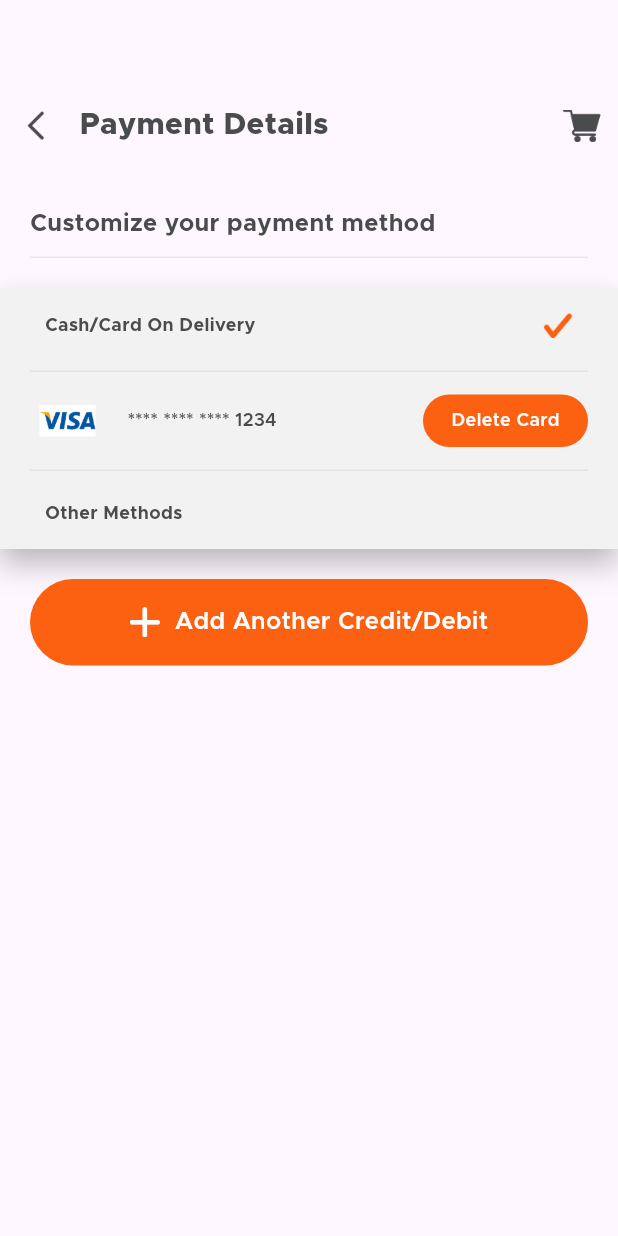
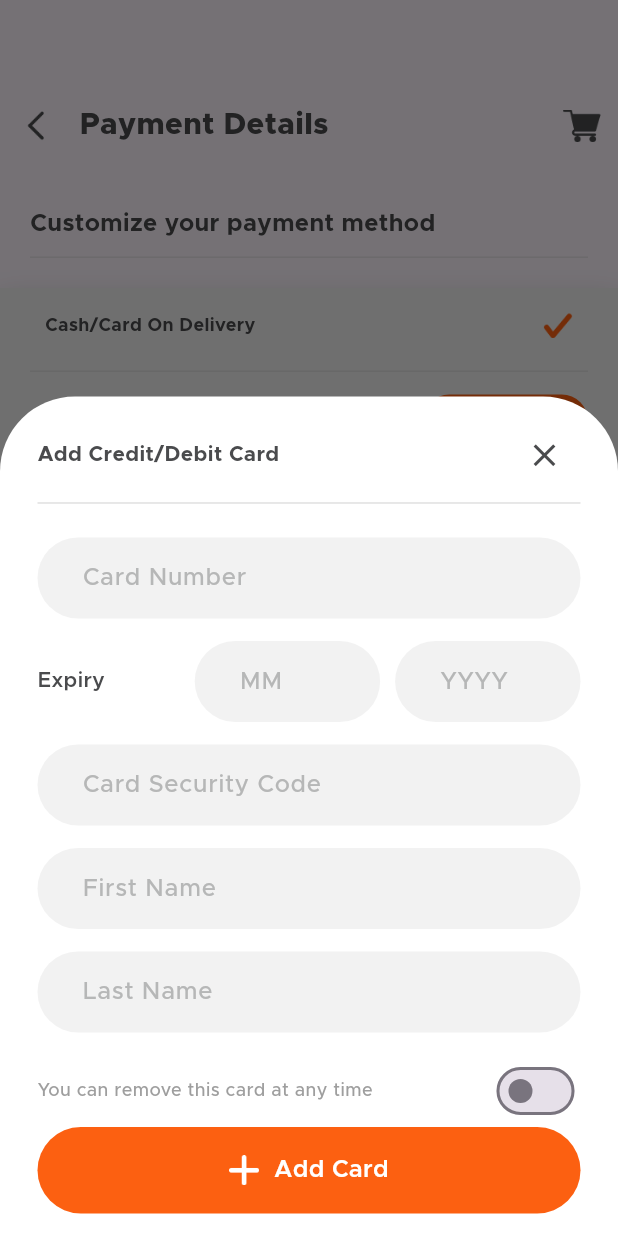
Before and after one commit to Chhila/flutter_food_delivery_app, a Flutter app: the PaymentDetailsView screen opened directly, after a tap on "Add Another Credit/Debit", on a phone screen of 412 x 824 dp. Run offline on Flutter 3.47's test engine with Material 3 defaults, Android fonts, the phone set to English and light mode, and no system bars; our stand-ins replace flutter_rating_bar, image_picker; missing offline and left inert: otp_pin_field.

```diff
--- a/lib/common_widget/round_icon_button.dart
+++ b/lib/common_widget/round_icon_button.dart
@@ -6,7 +6,16 @@ class RoundIconButton extends StatefulWidget {
   final String iconPath;
   final Color? color;
   final double fontSize;
-  const RoundIconButton({super.key, required this.onPressed, required this.text, required this.iconPath, required this.color, this.fontSize = 12});
+  final FontWeight fontWeight;
+  const RoundIconButton({
+    super.key,
+    required this.onPressed,
+    required this.text,
+    required this.iconPath,
+    required this.color,
+    this.fontSize = 12,
+    this.fontWeight = FontWeight.w500,
+  });
 
   @override
   State<RoundIconButton> createState() => _RoundIconButtonState();
@@ -43,7 +52,7 @@ class _RoundIconButtonState extends State<RoundIconButton> {
               style: TextStyle(
                 color: Colors.white,
                 fontSize: widget.fontSize,
-                fontWeight: FontWeight.w600,
+                fontWeight: widget.fontWeight,
               ),
             ),
           ],
--- /dev/null
+++ b/lib/view/more/add_card_view.dart
@@ -0,0 +1,157 @@
+import 'package:flutter/material.dart';
+import 'package:food_delivery_app/common/color_extension.dart';
+import 'package:food_delivery_app/common_widget/round_icon_button.dart';
+import 'package:food_delivery_app/common_widget/round_textfield.dart';
+
+class AddCardView extends StatefulWidget {
+  const AddCardView({super.key});
+
+  @override
+  State<AddCardView> createState() => _AddCardViewState();
+}
+
+class _AddCardViewState extends State<AddCardView> {
+  TextEditingController txtCardNumber = TextEditingController();
+  TextEditingController txtCardMonth = TextEditingController();
+  TextEditingController txtCardYear = TextEditingController();
+  TextEditingController txtCardCode = TextEditingController();
+  TextEditingController txtFirstName = TextEditingController();
+  TextEditingController txtLastName = TextEditingController();
+
+  bool isAnyTime = false;
+
+  @override
+  Widget build(BuildContext context) {
+    var media = MediaQuery.of(context).size;
+    return GestureDetector(
+      onTap: () {
+        FocusScope.of(context).unfocus();
+      },
+      child: Container(
+        width: media.width,
+        padding: EdgeInsets.symmetric(horizontal: 25, vertical: 15),
+        decoration: BoxDecoration(
+          color: Colors.white,
+          borderRadius: BorderRadius.vertical(
+            top: Radius.circular(50),
+          ),
+        ),
+        child: Column(
+          mainAxisSize: MainAxisSize.min,
+          mainAxisAlignment: MainAxisAlignment.end,
+          children: [
+            Row(
+              mainAxisAlignment: MainAxisAlignment.spaceBetween,
+              children: [
+                Text(
+                  "Add Credit/Debit Card",
+                  style: TextStyle(
+                    color: TColor.primaryText,
+                    fontSize: 14,
+                    fontWeight: FontWeight.w700,
+                  ),
+                ),
+                IconButton(
+                  onPressed: () {
+                    Navigator.pop(context);
+                  },
+                  icon: Icon(
+                    Icons.close,
+                    color: TColor.primaryText,
+                    size: 25,
+                  ),
+                )
+              ],
+            ),
+            Divider(color: Colors.grey.shade300),
+            SizedBox(height: 15),
+            RoundTextfield(
+              hintText: "Card Number",
+              controller: txtCardNumber,
+              keyboardType: TextInputType.number,
+            ),
+            SizedBox(height: 15),
+            Row(
+              mainAxisAlignment: MainAxisAlignment.spaceBetween,
+              children: [
+                Text(
+                  "Expiry",
+                  style: TextStyle(
+                    color: TColor.primaryText,
+                    fontSize: 14,
+                    fontWeight: FontWeight.w600,
+                  ),
+                ),
+                Spacer(),
+                SizedBox(
+                  width: media.width * 0.3,
+                  child: RoundTextfield(
+                    hintText: "MM",
+                    controller: txtCardMonth,
+                    keyboardType: TextInputType.number,
+                  ),
+                ),
+                SizedBox(width: 10),
+                SizedBox(
+                  width: media.width * 0.3,
+                  child: RoundTextfield(
+                    hintText: "YYYY",
+                    controller: txtCardYear,
+                    keyboardType: TextInputType.number,
+                  ),
+                ),
+              ],
+            ),
+            SizedBox(height: 15),
+            RoundTextfield(
+              hintText: "Card Security Code",
+              controller: txtCardCode,
+              keyboardType: TextInputType.number,
+            ),
+            SizedBox(height: 15),
+            RoundTextfield(
+              hintText: "First Name",
+              controller: txtFirstName,
+            ),
+            SizedBox(height: 15),
+            RoundTextfield(
+              hintText: "Last Name",
+              controller: txtLastName,
+            ),
+            SizedBox(height: 15),
+            Row(
+              mainAxisAlignment: MainAxisAlignment.spaceBetween,
+              children: [
+                Text(
+                  "You can remove this card at any time",
+                  style: TextStyle(
+                    color: Colors.grey.shade500,
+                    fontSize: 12,
+                    fontWeight: FontWeight.w500,
+                  ),
+                ),
+                Switch(
+                  activeColor: TColor.primary,
+                  value: isAnyTime,
+                  onChanged: (value) {
+                    setState(() {
+                      isAnyTime = value;
+                    });
+                  },
+                )
+              ],
+            ),
+            RoundIconButton(
+              onPressed: () {},
+              text: "Add Card",
+              iconPath: "assets/images/add.png",
+              color: TColor.primary,
+              fontSize: 16,
+              fontWeight: FontWeight.w600,
+            )
+          ],
+        ),
+      ),
+    );
+  }
+}
--- a/lib/view/more/payment_details_view.dart
+++ b/lib/view/more/payment_details_view.dart
@@ -1,6 +1,7 @@
 import 'package:flutter/material.dart';
 import 'package:food_delivery_app/common_widget/round_button.dart';
 import 'package:food_delivery_app/common_widget/round_icon_button.dart';
+import 'package:food_delivery_app/view/more/add_card_view.dart';
 
 import '../../common/color_extension.dart';
 
@@ -178,7 +179,21 @@ class _MenuItemsViewState extends State<PaymentDetailsView> {
                 SizedBox(height: 20),
                 Padding(
                   padding: EdgeInsets.symmetric(horizontal: 20),
-                  child: RoundIconButton(onPressed: () {}, text: "Add Another Credit/Debit", iconPath: "assets/images/add.png", fontSize: 16, color: TColor.primary),
+                  child: RoundIconButton(
+                      onPressed: () {
+                        showModalBottomSheet(
+                            isScrollControlled: true,
+                            backgroundColor: Colors.transparent,
+                            context: context,
+                            builder: (context) {
+                              return AddCardView();
+                            });
+                        // Navigator.push(context, MaterialPageRoute(builder: (context) => AddCardView()));
+                      },
+                      text: "Add Another Credit/Debit",
+                      iconPath: "assets/images/add.png",
+                      fontSize: 16,
+                      color: TColor.primary),
                 )
               ],
             ),
```
Also changed, not shown: lib/view/more/about_us_view.dart (added, +108 -0 lines), lib/view/more/inbox_view.dart (added, +123 -0 lines), lib/view/more/more_view.dart (+15 -0 lines), lib/view/more/notification_view.dart (added, +120 -0 lines).
